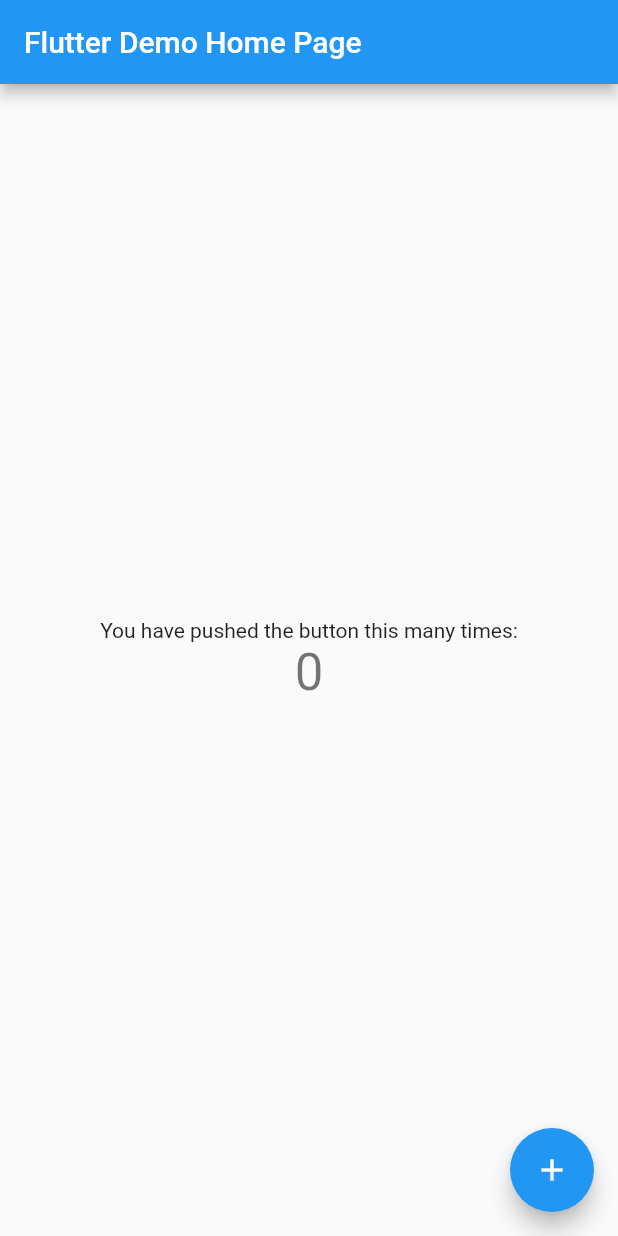
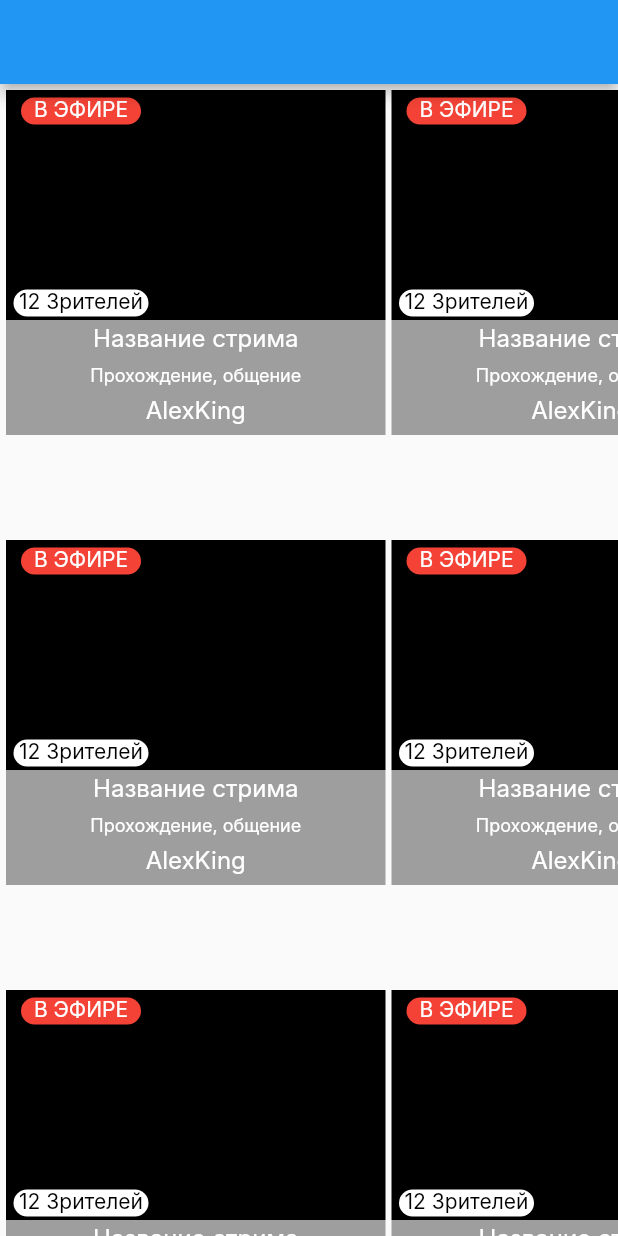
Before and after one commit to Nairaceorex/izbushka, a Flutter app: the screen it shows after launch, on a phone screen of 412 x 824 dp. Run offline on Flutter 3.47's test engine with Material 2 defaults, Android fonts, the phone set to English and light mode, and no system bars; Roboto replaces fonts that are missing (Inter).

Commit message:
added card and cards list widgets on HomePage

```diff
--- /dev/null
+++ b/lib/Home/CardVideoWidget.dart
@@ -0,0 +1,109 @@
+import 'package:flutter/material.dart';
+
+class CardVideoWidget extends StatelessWidget {
+  Widget build(BuildContext context){
+    return Container(
+      padding: EdgeInsets.all(2),
+      width: 257,
+      height: 230,
+      child: Column(
+        children: <Widget>[
+          Container(
+            width: 257,
+            height: 230*(2/3),
+            color: Colors.black,
+            alignment: Alignment.topLeft,
+            child: Column(
+              children: [
+                Padding(padding: EdgeInsets.only(left: 100, top: 5)),
+                Container(
+                  width: 80,
+                  padding: EdgeInsets.all(2),
+                  //color: Colors.red,
+                  decoration: BoxDecoration(
+                    color: Colors.red,
+                    borderRadius: BorderRadius.all(Radius.circular(10))
+                  ),
+                  child: Text(
+                      "В ЭФИРЕ",
+                      textAlign: TextAlign.center,
+                    textDirection: TextDirection.ltr,
+                  style: TextStyle(color: Colors.white, fontSize: 14,fontFamily: 'Inter',
+                      letterSpacing: 0,
+                      fontWeight: FontWeight.normal,
+                      height: 1),
+                  ),
+                ),
+                Padding(padding: EdgeInsets.only(bottom: 110)),
+                Container(
+                  width: 90,
+                  //color: Colors.red,
+                  padding: EdgeInsets.all(2),
+                  decoration: BoxDecoration(
+                      color: Colors.white,
+                      borderRadius: BorderRadius.all(Radius.circular(10))
+                  ),
+                  child: Text(
+                    "12 Зрителей",
+                    textDirection: TextDirection.ltr,
+                    textAlign: TextAlign.center,
+                    style: TextStyle(color: Colors.black, fontSize: 14,fontFamily: 'Inter',
+                        letterSpacing: 0,
+                        fontWeight: FontWeight.normal,
+                        height: 1),
+                  ),
+                ),
+              ],
+            ),
+          ),
+          Container(
+            width: 257,
+            height: 230*(1/3),
+            color: Colors.grey,
+            alignment: Alignment.bottomCenter,
+            child: Column(
+              children: <Widget>[
+                Container(
+                  padding: EdgeInsets.all(5),
+                  child: Text(
+                    "Название стрима",
+                    textDirection: TextDirection.ltr,
+                    textAlign: TextAlign.center,
+                    style: TextStyle(color: Colors.white, fontSize: 16,fontFamily: 'Inter',
+                        letterSpacing: 0,
+                        fontWeight: FontWeight.normal,
+                        height: 1),
+                  ),
+                ),
+                Container(
+                  padding: EdgeInsets.all(5),
+                  child: Text(
+                    "Прохождение, общение",
+                    textDirection: TextDirection.ltr,
+                    textAlign: TextAlign.center,
+                    style: TextStyle(color: Colors.white, fontSize: 12,fontFamily: 'Inter',
+                        letterSpacing: 0,
+                        fontWeight: FontWeight.normal,
+                        height: 1),
+                  ),
+                ),
+                Container(
+                  padding: EdgeInsets.all(5),
+                  child: Text(
+                    "AlexKing",
+                    textDirection: TextDirection.ltr,
+                    textAlign: TextAlign.center,
+                    style: TextStyle(color: Colors.white, fontSize: 16,fontFamily: 'Inter',
+                        letterSpacing: 0,
+                        fontWeight: FontWeight.normal,
+                        height: 1),
+                  ),
+                ),
+              ],
+            ),
+          )
+        ],
+      ),
+    );
+  }
+}
--- /dev/null
+++ b/lib/Home/HomePage.dart
@@ -0,0 +1,30 @@
+import 'package:flutter/material.dart';
+import 'package:izbushka/Home/ListVideoWidget.dart';
+
+class HomePage extends StatefulWidget{
+  HomePage({ Key? key}) : super(key: key);
+  @override
+  _HomePageState createState() => _HomePageState();
+}
+class _HomePageState extends State<HomePage> {
+  @override
+  Widget build(BuildContext context) {
+    return Scaffold(
+      appBar: AppBar(),
+      body: Center(
+
+        child: ListView(
+          children: <Widget>[
+            ListVideoWidget(),
+            ListVideoWidget(),
+            ListVideoWidget(),
+            ListVideoWidget(),
+            ListVideoWidget(),
+            ListVideoWidget(),
+          ],
+        ),
+      ),
+    );
+  }
+
+}
--- /dev/null
+++ b/lib/Home/ListVideoWidget.dart
@@ -0,0 +1,37 @@
+import 'package:flutter/material.dart';
+import 'package:izbushka/Home/CardVideoWidget.dart';
+
+class ListVideoWidget extends StatefulWidget {
+
+  ListVideoWidget({ Key? key}) : super(key: key);
+  @override
+  _ListVideoWidgetState createState() => _ListVideoWidgetState();
+
+}
+
+class _ListVideoWidgetState extends State<ListVideoWidget> {
+  @override
+  Widget build(BuildContext context) {
+    return SizedBox(
+      height: 300,
+      child: ListView(
+        scrollDirection: Axis.horizontal,
+        padding: EdgeInsets.all(2),
+        children: <Widget>[
+          CardVideoWidget(),
+          CardVideoWidget(),
+          CardVideoWidget(),
+          CardVideoWidget(),
+          CardVideoWidget(),
+          CardVideoWidget(),
+          CardVideoWidget(),
+          CardVideoWidget(),
+          CardVideoWidget(),
+          CardVideoWidget(),
+        ],
+      ),
+    );
+
+  }
+
+}
--- a/lib/main.dart
+++ b/lib/main.dart
@@ -1,7 +1,9 @@
 import 'package:flutter/material.dart';
+import 'package:izbushka/Home/CardVideoWidget.dart';
+import 'package:izbushka/Home/HomePage.dart';
 
 void main() {
-  runApp(const MyApp());
+  runApp(MyApp());
 }
 
 class MyApp extends StatelessWidget {
@@ -24,92 +26,7 @@
         // is not restarted.
         primarySwatch: Colors.blue,
       ),
-      home: const MyHomePage(title: 'Flutter Demo Home Page'),
+      home: HomePage(),
     );
   }
 }
-
-class MyHomePage extends StatefulWidget {
-  const MyHomePage({super.key, required this.title});
-
-  // This widget is the home page of your application. It is stateful, meaning
-  // that it has a State object (defined below) that contains fields that affect
-  // how it looks.
-
-  // This class is the configuration for the state. It holds the values (in this
-  // case the title) provided by the parent (in this case the App widget) and
-  // used by the build method of the State. Fields in a Widget subclass are
-  // always marked "final".
-
-  final String title;
-
-  @override
-  State<MyHomePage> createState() => _MyHomePageState();
-}
-
-class _MyHomePageState extends State<MyHomePage> {
-  int _counter = 0;
-
-  void _incrementCounter() {
-    setState(() {
-      // This call to setState tells the Flutter framework that something has
-      // changed in this State, which causes it to rerun the build method below
-      // so that the display can reflect the updated values. If we changed
-      // _counter without calling setState(), then the build method would not be
-      // called again, and so nothing would appear to happen.
-      _counter++;
-    });
-  }
-
-  @override
-  Widget build(BuildContext context) {
-    // This method is rerun every time setState is called, for instance as done
-    // by the _incrementCounter method above.
-    //
-    // The Flutter framework has been optimized to make rerunning build methods
-    // fast, so that you can just rebuild anything that needs updating rather
-    // than having to individually change instances of widgets.
-    return Scaffold(
-      appBar: AppBar(
-        // Here we take the value from the MyHomePage object that was created by
-        // the App.build method, and use it to set our appbar title.
-        title: Text(widget.title),
-      ),
-      body: Center(
-        // Center is a layout widget. It takes a single child and positions it
-        // in the middle of the parent.
-        child: Column(
-          // Column is also a layout widget. It takes a list of children and
-          // arranges them vertically. By default, it sizes itself to fit its
-          // children horizontally, and tries to be as tall as its parent.
-          //
-          // Invoke "debug painting" (press "p" in the console, choose the
-          // "Toggle Debug Paint" action from the Flutter Inspector in Android
-          // Studio, or the "Toggle Debug Paint" command in Visual Studio Code)
-          // to see the wireframe for each widget.
-          //
-          // Column has various properties to control how it sizes itself and
-          // how it positions its children. Here we use mainAxisAlignment to
-          // center the children vertically; the main axis here is the vertical
-          // axis because Columns are vertical (the cross axis would be
-          // horizontal).
-          mainAxisAlignment: MainAxisAlignment.center,
-          children: <Widget>[
-            const Text(
-              'You have pushed the button this many times:',
-            ),
-            Text(
-              '$_counter',
-              style: Theme.of(context).textTheme.headline4,
-            ),
-          ],
-        ),
-      ),
-      floatingActionButton: FloatingActionButton(
-        onPressed: _incrementCounter,
-        tooltip: 'Increment',
-        child: const Icon(Icons.add),
-      ), // This trailing comma makes auto-formatting nicer for build methods.
-    );
-  }
-}
```
